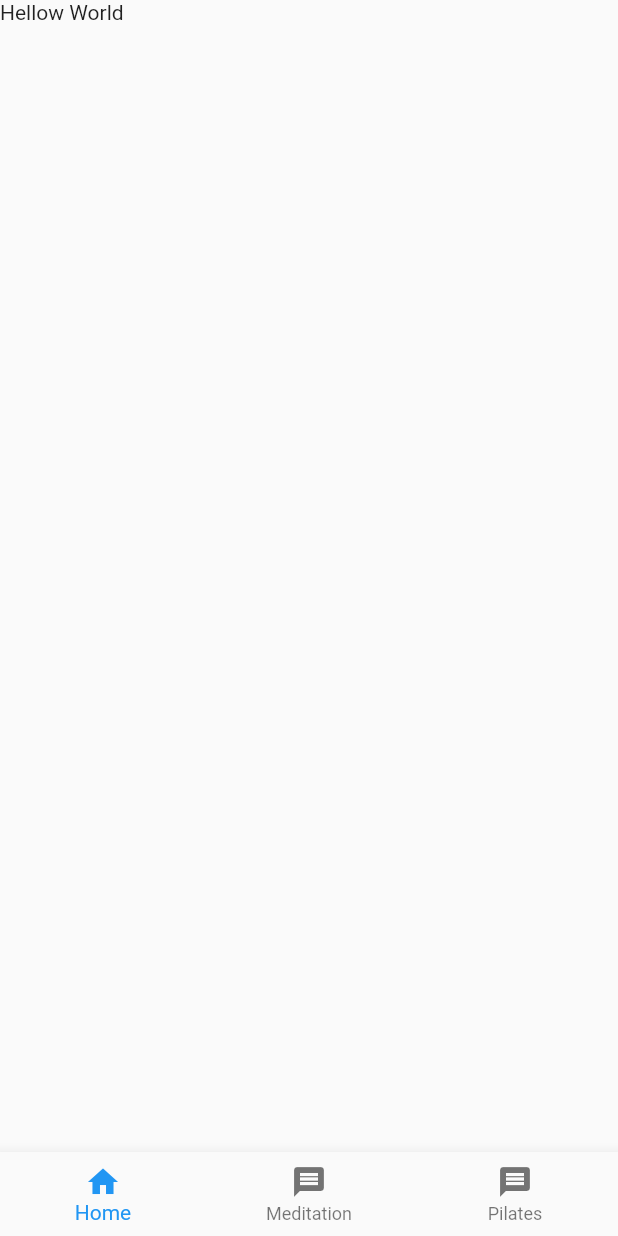
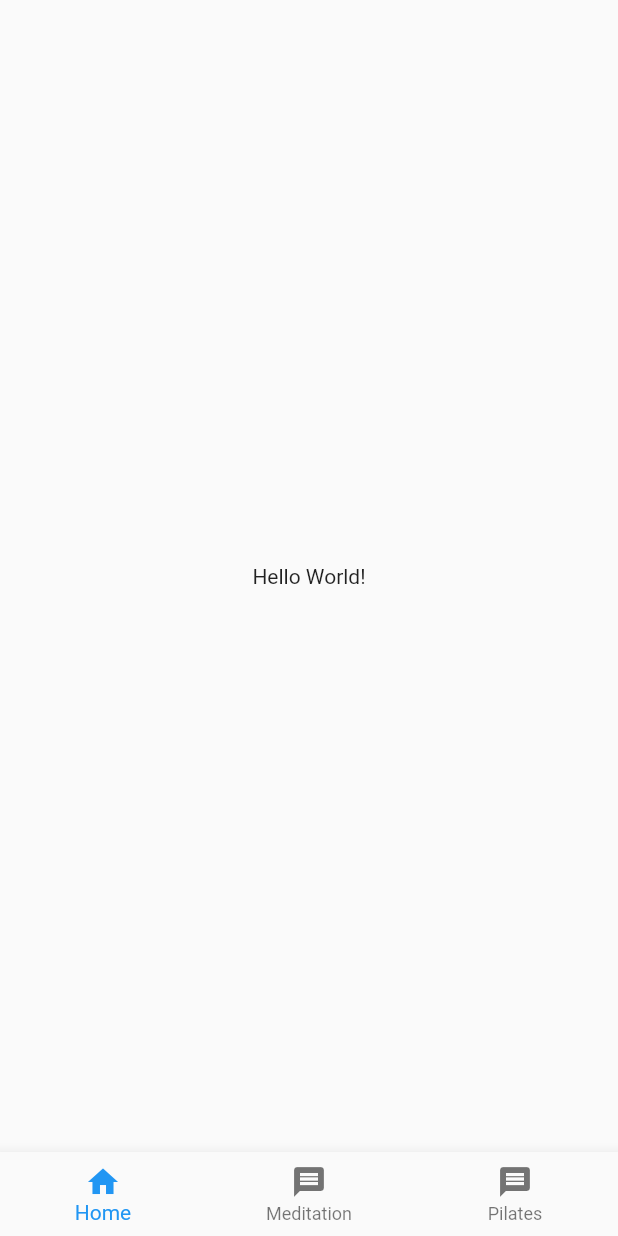
Before and after one commit to OhioTeppich/MBL, a Flutter app: the screen it shows after launch, on a phone screen of 412 x 824 dp. Run offline on Flutter 3.47's test engine with Material 2 defaults, Android fonts, the phone set to English and light mode, and no system bars; generated files the repository leaves out were written again.

Commit message:
MBL-17 Basics of translation

```diff
--- /dev/null
+++ b/frontend/l10n.yaml
@@ -0,0 +1,3 @@
+arb-dir: lib/l10n
+template-arb-file: app_en.arb
+output-localization-file: app_localizations.dart
--- /dev/null
+++ b/frontend/lib/features/app/app.localizations.dart
@@ -0,0 +1 @@
+import 'package:flutter_gen/gen_l10n/app_localizations.dart';
--- a/frontend/lib/features/home/home.widget.dart
+++ b/frontend/lib/features/home/home.widget.dart
@@ -1,4 +1,5 @@
 import 'package:flutter/material.dart';
+import 'package:flutter_gen/gen_l10n/app_localizations.dart';
 
 class HomePage extends StatefulWidget {
   const HomePage({super.key});
@@ -10,6 +11,8 @@ class HomePage extends StatefulWidget {
 class _HomePageState extends State<HomePage> {
   @override
   Widget build(BuildContext context) {
-    return const Text('Hellow World');
+    return Center(
+      child: Text(AppLocalizations.of(context)!.helloWorld),
+    );
   }
 }
--- /dev/null
+++ b/frontend/lib/l10n/app_en.arb
@@ -0,0 +1,6 @@
+{
+  "helloWorld": "Hello World!",
+  "@helloWorld": {
+    "description": "The conventional newborn programmer greeting"
+  }
+}
--- /dev/null
+++ b/frontend/lib/l10n/app_es.arb
@@ -0,0 +1,3 @@
+{
+    "helloWorld": "¡Hola Mundo!"
+}
--- a/frontend/lib/main.dart
+++ b/frontend/lib/main.dart
@@ -1,5 +1,6 @@
 import 'package:flutter/material.dart';
 import 'package:mbl/features/app/app.widget.dart';
+import 'package:flutter_gen/gen_l10n/app_localizations.dart';
 
 void main() {
   runApp(const Main());
@@ -12,6 +13,8 @@ class Main extends StatelessWidget {
   Widget build(BuildContext context) {
     return const MaterialApp(
         debugShowCheckedModeBanner: false,
+        localizationsDelegates: AppLocalizations.localizationsDelegates,
+        supportedLocales: AppLocalizations.supportedLocales,
         home: App());
   }
 }
--- a/frontend/pubspec.yaml
+++ b/frontend/pubspec.yaml
@@ -35,6 +35,9 @@ dependencies:
   # The following adds the Cupertino Icons font to your application.
   # Use with the CupertinoIcons class for iOS style icons.
   cupertino_icons: ^1.0.2
+  flutter_localizations:
+    sdk: flutter
+  intl: any
 
 dev_dependencies:
   flutter_test:
@@ -58,6 +61,7 @@ flutter:
   # the material Icons class.
   uses-material-design: true
 
+  generate: true
   # To add assets to your application, add an assets section, like this:
   # assets:
   #   - images/a_dot_burr.jpeg
```
Also changed, not shown: frontend/pubspec.lock.
